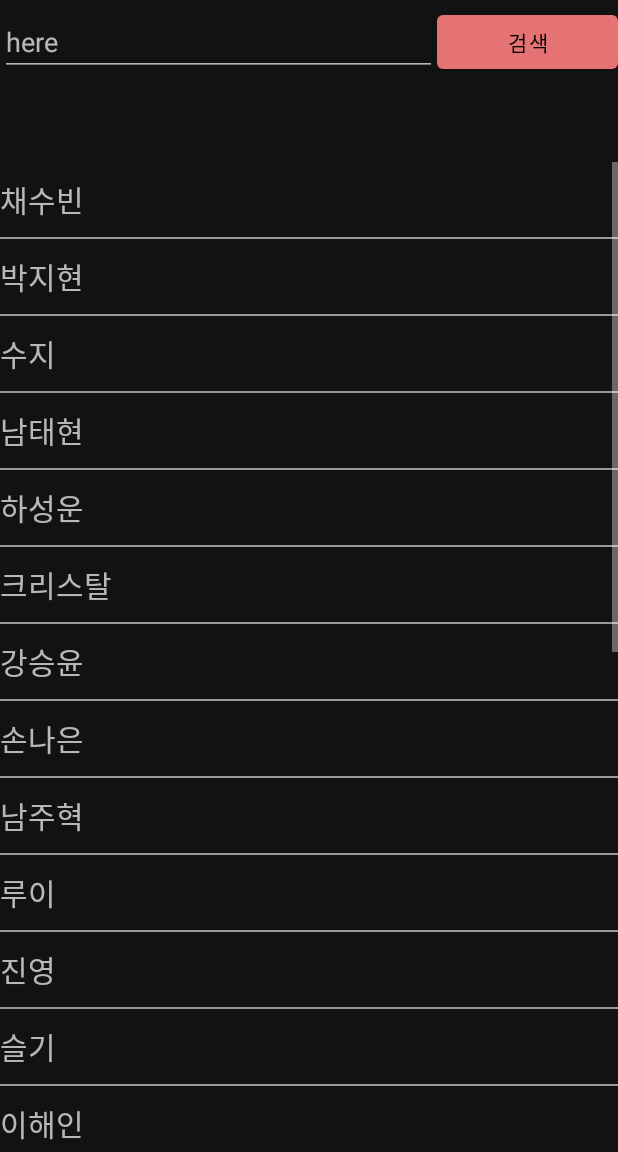
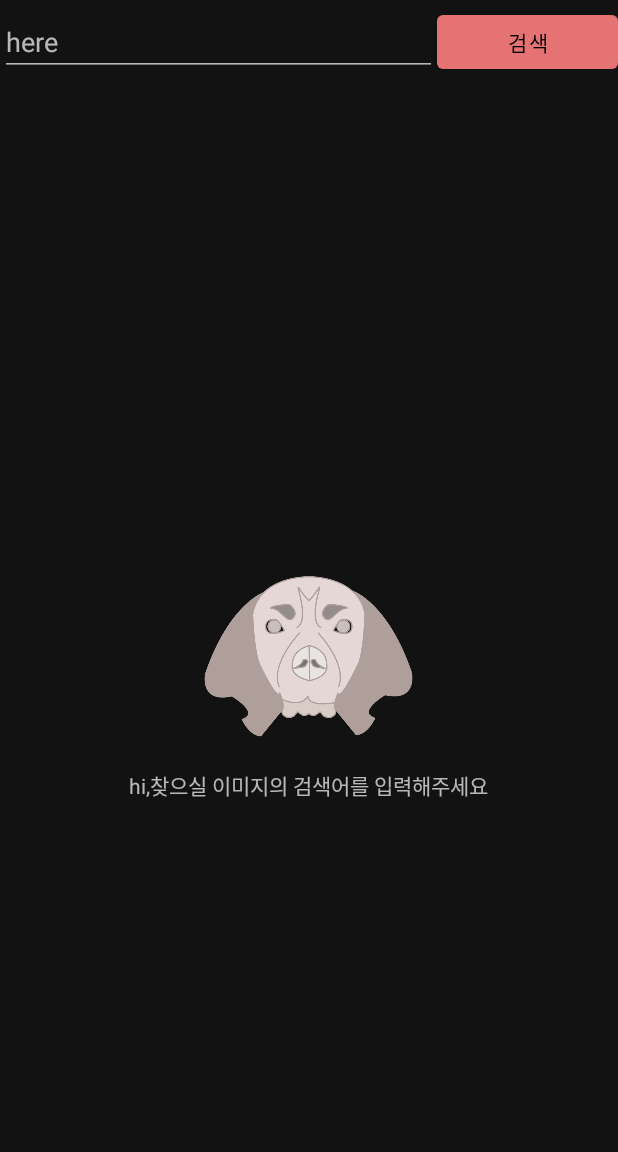
Before and after one commit to yeo-meme/snapsetter, an Android app: the SearchFragment screen opened directly, with no data from a screen before it, on a phone screen of 412 x 824 dp, the part 84-1236 px from its top. Run offline under Robolectric (Android 15) with nearby library versions, the phone set to English and light mode, and no system bars; our stand-ins replace Firebase (no records; nobody signed in at launch, a user with empty details on screens opened directly), data binding; libraries missing offline, so code that uses them is left out: io.realm; 5 statements that could not run were skipped.

Commit message:
data넣고 빼기 더미 오키

```diff
--- a/app/src/main/java/kr/uncode/snapsetter/SearchFragment.java
+++ b/app/src/main/java/kr/uncode/snapsetter/SearchFragment.java
@@ -32,6 +32,7 @@ import java.util.ArrayList;
 import java.util.List;
 
 import io.realm.Realm;
+import io.realm.RealmResults;
 import retrofit2.Call;
 import retrofit2.Callback;
 import retrofit2.Response;
@@ -152,26 +153,11 @@ public class SearchFragment extends Fragment implements View.OnClickListener {
         });
 
 
-
-//        adapter.add("Adam Smith") ;
-//        adapter.add("Bryan Adams") ;
-//        adapter.add("Chris Martin") ;
-//        adapter.add("Daniel Craig") ;
-//        adapter.add("Eric Clapton") ;
-//        adapter.add("Frank Sinatra") ;
-//        adapter.add("Gary Moore") ;
-//        adapter.add("Helloween") ;
-//        adapter.add("Ian Hunter") ;
-//        adapter.add("Jennifer Lopez") ;
-
-
-
-
         // 키보드내리기
 //        manager = (InputMethodManager) getSystemService(Context.INPUT_METHOD_SERVICE);
 
-//        searchListAdapter = new SearchListAdapter(mRealm);
-//        rvImageList.setAdapter(searchListAdapter);
+        searchListAdapter = new SearchListAdapter(mRealm);
+        rvImageList.setAdapter(searchListAdapter);
 
         //서치버튼을 클릭했을때 이미지를 찾는 온클릭 이벤트 메서드를 호출하는 버튼
         searchBtn.setOnClickListener(new View.OnClickListener() {
@@ -189,11 +175,8 @@ public class SearchFragment extends Fragment implements View.OnClickListener {
 
         if (charText.length() == 0) {
 
-
         } else {
-
             for (int i =0; i<arrayList.size(); i++) {
-
                 if (arrayList.get(i).toLowerCase().contains(charText)) {
                     list.add(arrayList.get(i));
                 }
@@ -205,38 +188,31 @@ public class SearchFragment extends Fragment implements View.OnClickListener {
     }
 
     private void settingList() {
-        list.add("채수빈");
-        list.add("박지현");
-        list.add("수지");
-        list.add("남태현");
-        list.add("하성운");
-        list.add("크리스탈");
-        list.add("강승윤");
-        list.add("손나은");
-        list.add("남주혁");
-        list.add("루이");
-        list.add("진영");
-        list.add("슬기");
-        list.add("이해인");
-        list.add("고원희");
-        list.add("공명");
-        list.add("김예림");
-        list.add("혜리");
-        list.add("웬디");
-        list.add("박혜수");
-        list.add("카이");
-        list.add("진세연");
-        list.add("동호");
-        list.add("박세완");
-        list.add("도희");
-        list.add("창모");
-        list.add("허영지");
+        Realm realm = Realm.getDefaultInstance();
+        RealmResults<PictureData> keyword = realm.where(PictureData.class).findAll();
+
+        for (PictureData pd : keyword) {
+            pd.getKeyword();
+            Log.d("dd","get keyword :" + pd.getKeyword());
+            String aa = pd.getKeyword();
+            list.add(aa);
+        }
+
     }
 
 
     //서치버튼을 클릭했을때 이미지를 찾는 온클릭 이벤트를 만드는 메서드
     private void btnSearch(View view) {
         String query = search_edit_frame.getText().toString();
+
+        Realm realm = Realm.getDefaultInstance();
+        realm.executeTransaction(new Realm.Transaction() {
+            @Override
+            public void execute(Realm realm) {
+                PictureData pictureData = realm.createObject(PictureData.class);
+                pictureData.setKeyword(query);
+            }
+        });
         tx.setVisibility(View.GONE);
         font.setVisibility(View.GONE);
         if (TextUtils.isEmpty(query)) {
```
Also changed, not shown: app/src/main/java/kr/uncode/snapsetter/PictureData.java (+10 -0 lines).
